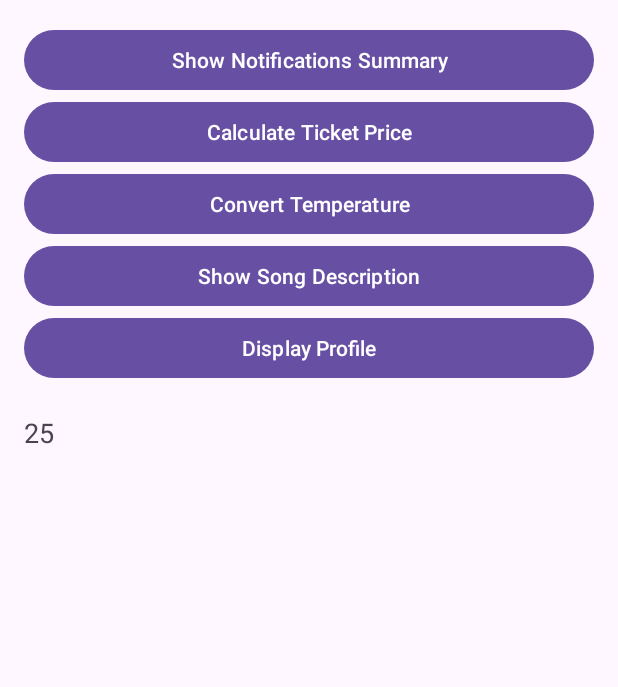
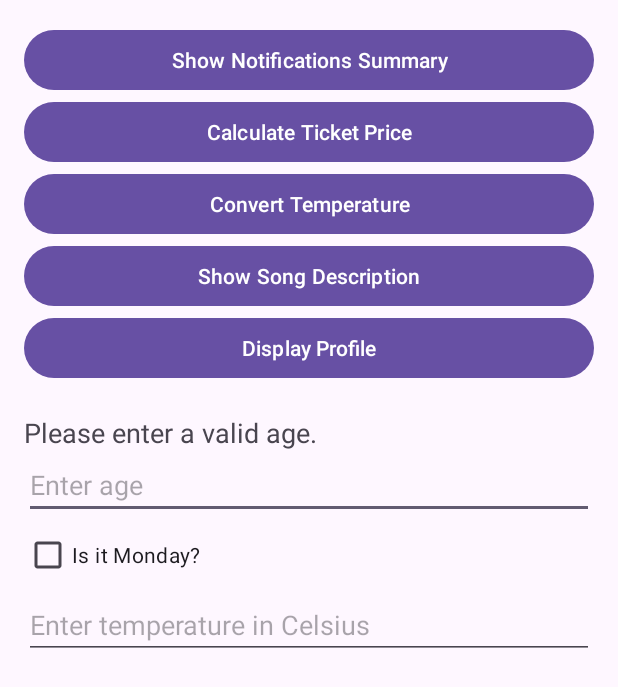
Before and after one commit to teju001/CS639, an Android app: the screen it shows after launch (MainActivity), after a tap on "Calculate Ticket Price", on a phone screen of 412 x 824 dp. Shown: the top 687 px of the screen. Run offline under Robolectric (Android 15) with nearby library versions, the phone set to English and light mode, and no system bars; 1 other tap on this screen came first.

Commit message:
finished project

```diff
--- a/app/src/main/java/com/example/codelabkotlin/MainActivity.kt
+++ b/app/src/main/java/com/example/codelabkotlin/MainActivity.kt
@@ -1,6 +1,7 @@
 package com.example.codelabkotlin
 import android.os.Bundle
 import android.widget.Button
+import android.widget.CheckBox
 import android.widget.EditText
 import android.widget.TextView
 import androidx.appcompat.app.AppCompatActivity
@@ -12,7 +13,7 @@ class MainActivity : AppCompatActivity() {
         super.onCreate(savedInstanceState)
         setContentView(R.layout.activity_main)
 
-        // UI Components
+        // UI components
         val notificationButton = findViewById<Button>(R.id.notificationButton)
         val ticketPriceButton = findViewById<Button>(R.id.ticketPriceButton)
         val temperatureButton = findViewById<Button>(R.id.temperatureButton)
@@ -20,12 +21,32 @@ class MainActivity : AppCompatActivity() {
         val profileButton = findViewById<Button>(R.id.profileButton)
         val outputTextView = findViewById<TextView>(R.id.outputTextView)
 
-        // Event Listeners
+        // Inputs for calculations
+        val ageInput = findViewById<EditText>(R.id.ageInput)
+        val isMondayCheckbox = findViewById<CheckBox>(R.id.isMondayCheckbox)
+        val temperatureInput = findViewById<EditText>(R.id.temperatureInput)
+
+        // Set click listeners for buttons
         notificationButton.setOnClickListener { outputTextView.text = getNotificationSummary(120) }
-        ticketPriceButton.setOnClickListener { outputTextView.text = getTicketPrice(28, true).toString() }
-        temperatureButton.setOnClickListener { outputTextView.text = convertTemperature(27.0, "Celsius", "Fahrenheit") }
+        ticketPriceButton.setOnClickListener {
+            val age = ageInput.text.toString().toIntOrNull()
+            val isMonday = isMondayCheckbox.isChecked
+            if (age != null) {
+                outputTextView.text = "The movie ticket price is $${getTicketPrice(age, isMonday)}"
+            } else {
+                outputTextView.text = "Please enter a valid age."
+            }
+        }
+        temperatureButton.setOnClickListener {
+            val temp = temperatureInput.text.toString().toDoubleOrNull()
+            if (temp != null) {
+                outputTextView.text = convertTemperature(temp, "Celsius", "Fahrenheit")
+            } else {
+                outputTextView.text = "Please enter a valid temperature."
+            }
+        }
         songButton.setOnClickListener { outputTextView.text = getSongDescription("Shape of You", "Ed Sheeran", 2017, 1500000) }
-        profileButton.setOnClickListener { outputTextView.text = getProfile("varun teja", 23, "watching anime", null) }
+        profileButton.setOnClickListener { outputTextView.text = getProfile("varun teja", 25, "anime", null) }
     }
 
     private fun getNotificationSummary(count: Int): String {
--- a/app/src/main/res/layout/activity_main.xml
+++ b/app/src/main/res/layout/activity_main.xml
@@ -42,5 +42,29 @@
         android:textSize="18sp"
         android:layout_marginTop="20dp"
         android:text="Output will appear here" />
+    <!-- Add EditText for Age input -->
+    <EditText
+        android:id="@+id/ageInput"
+        android:layout_width="match_parent"
+        android:layout_height="wrap_content"
+        android:hint="Enter age"
+        android:inputType="number" />
+
+    <!-- Add CheckBox for Monday discount -->
+    <CheckBox
+        android:id="@+id/isMondayCheckbox"
+        android:layout_width="wrap_content"
+        android:layout_height="wrap_content"
+        android:text="Is it Monday?" />
+
+    <!-- Add EditText for Temperature input -->
+    <EditText
+        android:id="@+id/temperatureInput"
+        android:layout_width="match_parent"
+        android:layout_height="wrap_content"
+        android:hint="Enter temperature in Celsius"
+        android:inputType="numberDecimal" />
+
+    <!-- Rest of your layout -->
 
 </LinearLayout>
```
